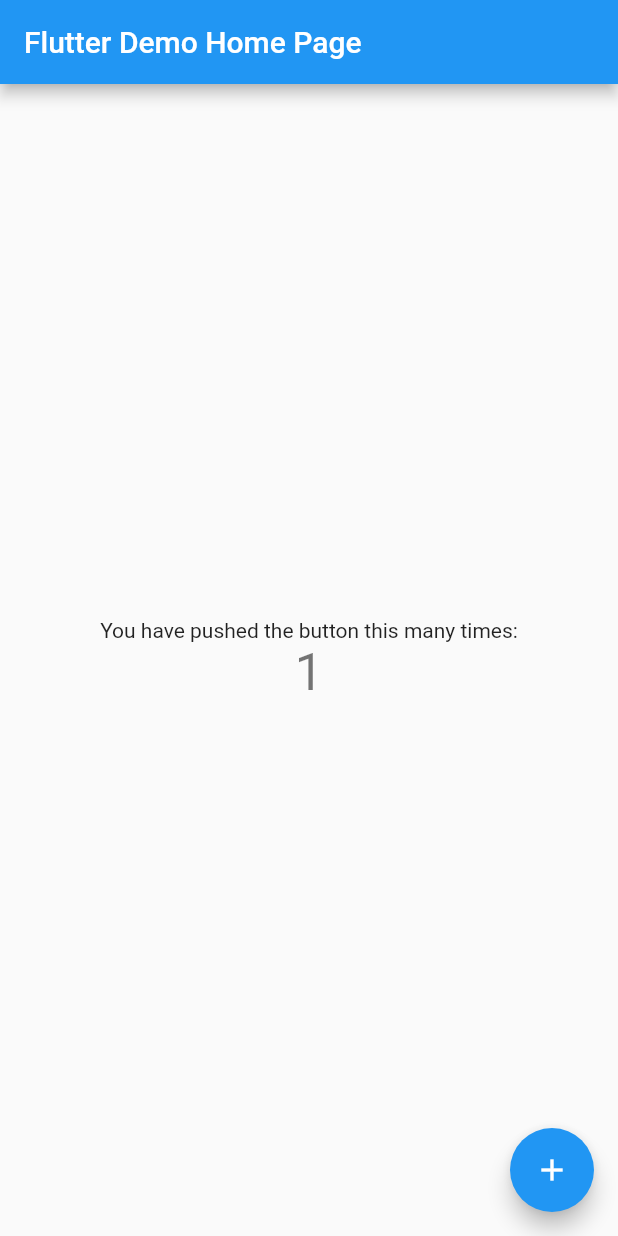
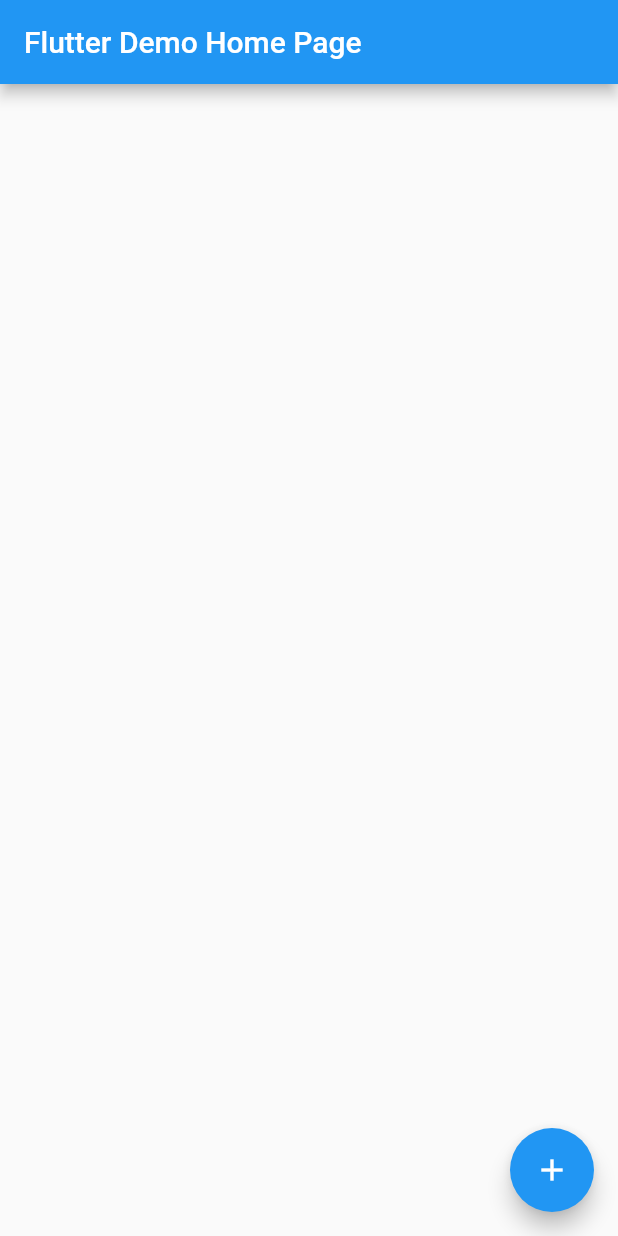
Before and after one commit to RustFisher/flutter_basic, a Flutter app: the screen it shows after launch, after a tap on the "add" icon, on a phone screen of 412 x 824 dp. Run offline on Flutter 3.47's test engine with Material 2 defaults, Android fonts, the phone set to English and light mode, and no system bars.

Commit message:
clear flutter home page

```diff
--- a/lib/main.dart
+++ b/lib/main.dart
@@ -3,7 +3,6 @@ import 'package:flutter/material.dart';
 void main() => runApp(new MyApp());
 
 class MyApp extends StatelessWidget {
-  // This widget is the root of your application.
   @override
   Widget build(BuildContext context) {
     return new MaterialApp(
@@ -26,13 +25,6 @@ class MyHomePage extends StatefulWidget {
 }
 
 class _MyHomePageState extends State<MyHomePage> {
-  int _counter = 0;
-
-  void _incrementCounter() {
-    setState(() {
-      _counter++;
-    });
-  }
 
   @override
   Widget build(BuildContext context) {
@@ -44,20 +36,13 @@ class _MyHomePageState extends State<MyHomePage> {
         child: new Column(
           mainAxisAlignment: MainAxisAlignment.center,
           children: <Widget>[
-            new Text(
-              'You have pushed the button this many times:',
-            ),
-            new Text(
-              '$_counter',
-              style: Theme.of(context).textTheme.display1,
-            ),
           ],
         ),
       ),
       floatingActionButton: new FloatingActionButton(
-        onPressed: _incrementCounter,
         tooltip: 'Increment',
         child: new Icon(Icons.add),
+        onPressed: () {},
       ), // This trailing comma makes auto-formatting nicer for build methods.
     );
   }
```
Also changed, not shown: pubspec.lock.
